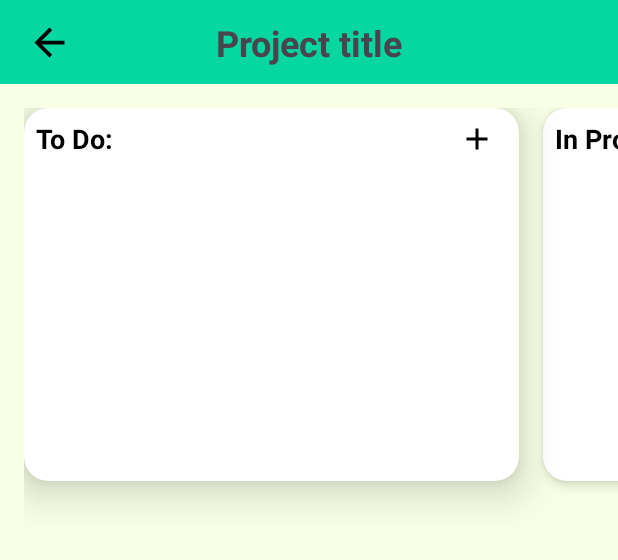
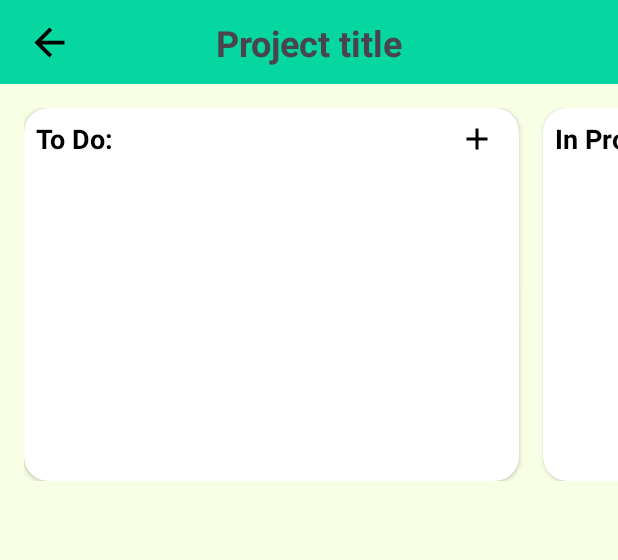
Before and after one commit to Cyber-Jay-Dev/Milestone-Mk5, an Android app: the layout activity_project_detail.xml on its own in the app's theme, with its tools: preview values and no code run, on a phone screen of 412 x 824 dp. Shown: the top 560 px of the screen. Run offline under Robolectric (Android 15) with nearby library versions, the phone set to English and light mode, and no system bars.

Commit message:
mk-8.8.2

```diff
--- a/app/src/main/java/com/example/milestonemk_4/activitiesUI/project_detail.java
+++ b/app/src/main/java/com/example/milestonemk_4/activitiesUI/project_detail.java
@@ -654,8 +654,6 @@ public class project_detail extends AppCompatActivity {
 
                                                 User user = new User(uid, username, email, avatarId, bgColor);
                                                 userList.add(user);
-
-                                                // Check if we've loaded all users
                                                 if (userList.size() == project.getAllowedUsers().size()) {
                                                     listener.onUsersLoaded(userList);
                                                 }
--- a/app/src/main/res/layout/activity_project_detail.xml
+++ b/app/src/main/res/layout/activity_project_detail.xml
@@ -50,19 +50,23 @@
         app:layout_constraintEnd_toEndOf="parent"
         app:layout_constraintStart_toStartOf="parent">
 
+        <ScrollView
+            android:layout_width="match_parent"
+            android:layout_height="wrap_content">
+
             <LinearLayout
                 android:id="@+id/mainContainer"
                 android:layout_width="wrap_content"
                 android:layout_height="match_parent"
                 android:orientation="horizontal"
-            android:padding="16dp">
+                android:layout_margin="16dp">
                 <!-- TO DO -->
                 <androidx.cardview.widget.CardView
                     android:layout_width="330dp"
                     android:layout_height="wrap_content"
                     android:padding="8dp"
                     app:cardCornerRadius="16dp"
-                app:cardElevation="16dp">
+                    android:elevation="0dp">
 
                     <androidx.constraintlayout.widget.ConstraintLayout
                         android:layout_width="match_parent"
@@ -121,7 +125,7 @@
                     android:layout_marginStart="16dp"
                     android:padding="8dp"
                     app:cardCornerRadius="16dp"
-                app:cardElevation="5dp">
+                    android:elevation="0dp">
 
                     <androidx.constraintlayout.widget.ConstraintLayout
                         android:layout_width="match_parent"
@@ -167,7 +171,7 @@
                     android:layout_marginStart="16dp"
                     android:padding="8dp"
                     app:cardCornerRadius="16dp"
-                app:cardElevation="16dp">
+                    android:elevation="0dp">
 
                     <androidx.constraintlayout.widget.ConstraintLayout
                         android:layout_width="match_parent"
@@ -202,6 +206,8 @@
                             app:layout_constraintTop_toBottomOf="@+id/textView8" />
                     </androidx.constraintlayout.widget.ConstraintLayout>
                 </androidx.cardview.widget.CardView>
+
             </LinearLayout>
+        </ScrollView>
     </HorizontalScrollView>
 </LinearLayout>
```
Lines whose indentation alone changed are shown as unchanged.
